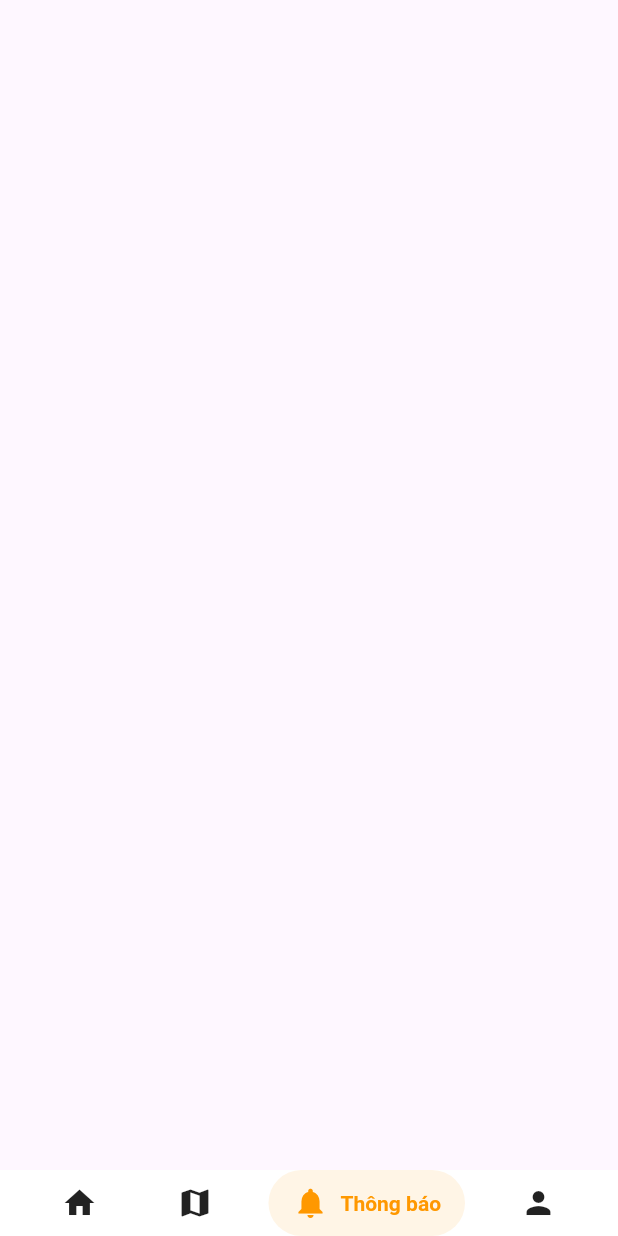
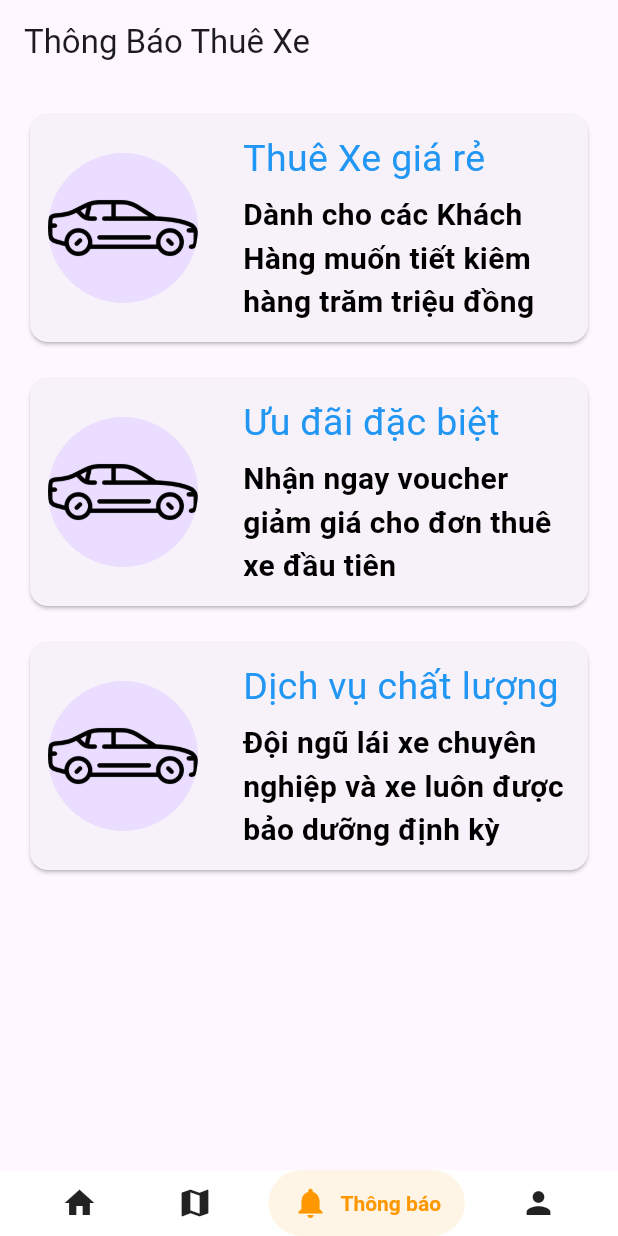
Before and after one commit to L0qin/fp_thuexe, a Flutter app: the screen it shows after launch, item 3 of the bottom bar chosen, on a phone screen of 412 x 824 dp. Run offline on Flutter 3.47's test engine with Material 3 defaults, Android fonts, the light colour scheme and no system bars; drawn by our look-alikes of salomon_bottom_bar; our stand-ins replace animate_do, carousel_slider, responsive_builder.

Commit message:
anoucement.dart added - truong

```diff
--- /dev/null
+++ b/lib/pages/anoucement.dart
@@ -0,0 +1,85 @@
+
+import 'package:flutter/material.dart';
+
+class AnnouncementPage extends StatelessWidget {
+  const AnnouncementPage({super.key});
+
+
+  @override
+  Widget build(BuildContext context) {
+    return Scaffold(
+      appBar: AppBar(
+        title: Text('Thông Báo Thuê Xe'),
+      ),
+      body: Padding(
+        padding: EdgeInsets.all(16.0),
+        child: ListView(
+          children: [
+            buildAnnouncementCard(
+              title: "Thuê Xe giá rẻ",
+              subtitle: "Dành cho các Khách Hàng muốn tiết kiêm hàng trăm triệu đồng",
+              imagePath: 'assets/images/icons/car.png',
+            ),
+            SizedBox(height: 16.0),
+            buildAnnouncementCard(
+              title: "Ưu đãi đặc biệt",
+              subtitle: "Nhận ngay voucher giảm giá cho đơn thuê xe đầu tiên",
+              imagePath: 'assets/images/icons/car.png',
+            ),
+            SizedBox(height: 16.0),
+            buildAnnouncementCard(
+              title: "Dịch vụ chất lượng",
+              subtitle: "Đội ngũ lái xe chuyên nghiệp và xe luôn được bảo dưỡng định kỳ",
+              imagePath: 'assets/images/icons/car.png',
+            ),
+          ],
+        ),
+      ),
+    );
+  }
+
+  Widget buildAnnouncementCard({required String title, required String subtitle, required String imagePath}) {
+    return Card(
+      shape: RoundedRectangleBorder(
+        borderRadius: BorderRadius.circular(12.0),
+      ),
+      child: Padding(
+        padding: const EdgeInsets.all(12.0),
+        child: Row(
+          children: <Widget>[
+            CircleAvatar(
+              radius: 50,
+              backgroundImage: AssetImage(imagePath),
+            ),
+            SizedBox(width: 30),
+            Expanded(
+              child: Column(
+                mainAxisSize: MainAxisSize.min,
+                crossAxisAlignment: CrossAxisAlignment.start,
+                children: [
+                  Text(
+                    title,
+                    style: TextStyle(
+                      fontSize: 25,
+                      fontWeight: FontWeight.normal,
+                      color: Colors.blue,
+                    ),
+                  ),
+                  SizedBox(height: 5),
+                  Text(
+                    subtitle,
+                    style: TextStyle(
+                      fontSize: 20,
+                      fontWeight: FontWeight.bold,
+                      color: Colors.black,
+                    ),
+                  ),
+                ],
+              ),
+            ),
+          ],
+        ),
+      ),
+    );
+  }
+}
--- a/lib/shared/widgets/BottomBar.dart
+++ b/lib/shared/widgets/BottomBar.dart
@@ -1,4 +1,5 @@
 import 'package:flutter/material.dart';
+import 'package:fp_thuexe/pages/anoucement.dart';
 import 'package:fp_thuexe/pages/home_page.dart';
 import 'package:salomon_bottom_bar/salomon_bottom_bar.dart';
 
@@ -18,7 +19,7 @@ class _BottomBarState extends State<BottomBar> {
     // HomePage content directly included here
     HomePage(),
     Container(),
-    Container(),
+    AnnouncementPage(),
     Information()
   ];
 
```
